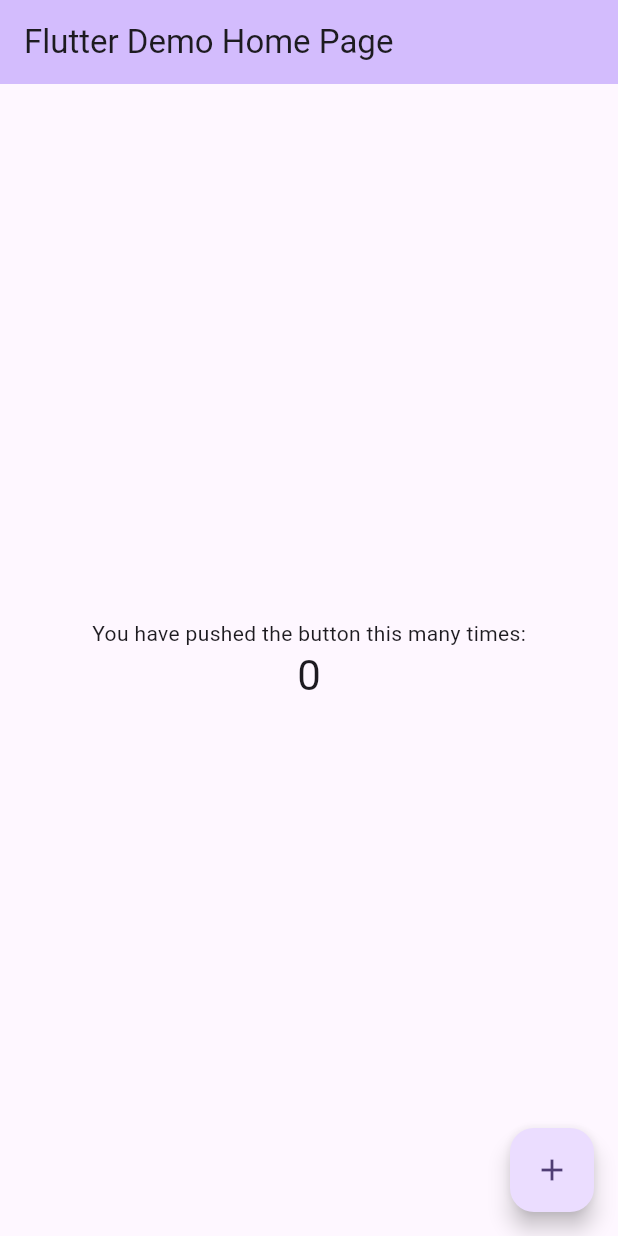
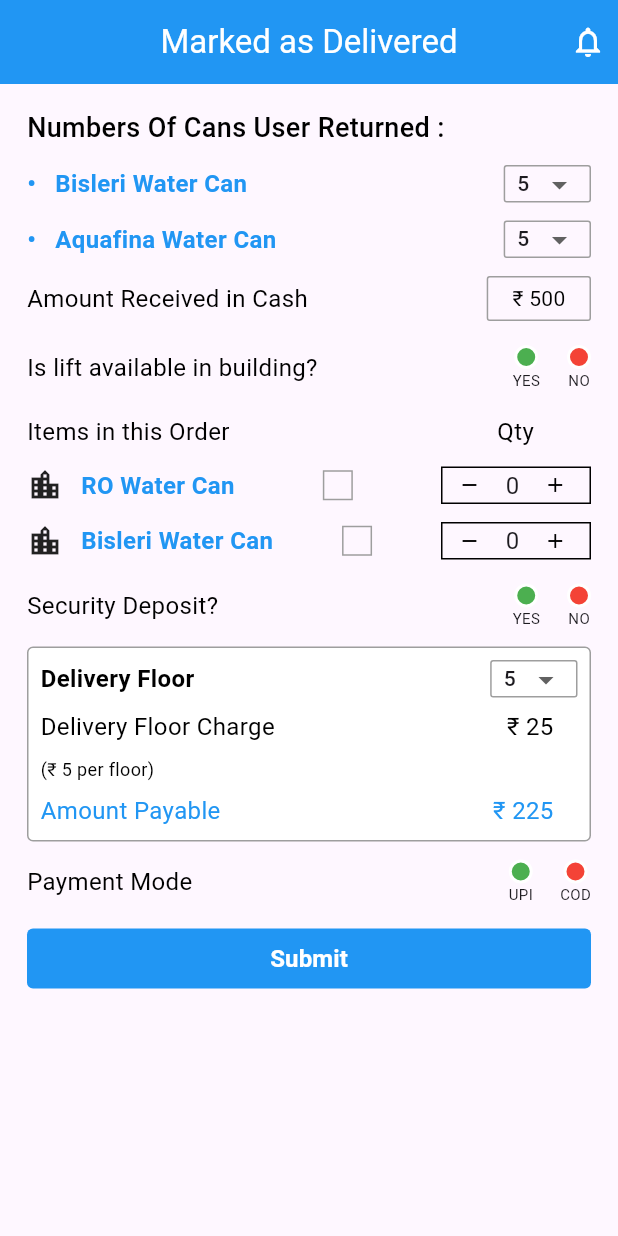
Before and after one commit to anupam92402/Beta-Testers-Task, a Flutter app: the screen it shows after launch, on a phone screen of 412 x 824 dp. Run offline on Flutter 3.47's test engine with Material 2 defaults, Android fonts, the phone set to English and light mode, and no system bars.

Commit message:
completed major ui

```diff
--- a/lib/main.dart
+++ b/lib/main.dart
@@ -1,3 +1,4 @@
+import 'package:beta_testers_task/views/delivery_page.dart';
 import 'package:flutter/material.dart';
 
 void main() {
@@ -12,114 +13,12 @@
   Widget build(BuildContext context) {
     return MaterialApp(
       title: 'Flutter Demo',
+      debugShowCheckedModeBanner: false,
       theme: ThemeData(
-        // This is the theme of your application.
-        //
-        // TRY THIS: Try running your application with "flutter run". You'll see
-        // the application has a blue toolbar. Then, without quitting the app,
-        // try changing the seedColor in the colorScheme below to Colors.green
-        // and then invoke "hot reload" (save your changes or press the "hot
-        // reload" button in a Flutter-supported IDE, or press "r" if you used
-        // the command line to start the app).
-        //
-        // Notice that the counter didn't reset back to zero; the application
-        // state is not lost during the reload. To reset the state, use hot
-        // restart instead.
-        //
-        // This works for code too, not just values: Most code changes can be
-        // tested with just a hot reload.
         colorScheme: ColorScheme.fromSeed(seedColor: Colors.deepPurple),
         useMaterial3: true,
       ),
-      home: const MyHomePage(title: 'Flutter Demo Home Page'),
+      home: DeliveryPage()
     );
   }
 }
-
-class MyHomePage extends StatefulWidget {
-  const MyHomePage({super.key, required this.title});
-
-  // This widget is the home page of your application. It is stateful, meaning
-  // that it has a State object (defined below) that contains fields that affect
-  // how it looks.
-
-  // This class is the configuration for the state. It holds the values (in this
-  // case the title) provided by the parent (in this case the App widget) and
-  // used by the build method of the State. Fields in a Widget subclass are
-  // always marked "final".
-
-  final String title;
-
-  @override
-  State<MyHomePage> createState() => _MyHomePageState();
-}
-
-class _MyHomePageState extends State<MyHomePage> {
-  int _counter = 0;
-
-  void _incrementCounter() {
-    setState(() {
-      // This call to setState tells the Flutter framework that something has
-      // changed in this State, which causes it to rerun the build method below
-      // so that the display can reflect the updated values. If we changed
-      // _counter without calling setState(), then the build method would not be
-      // called again, and so nothing would appear to happen.
-      _counter++;
-    });
-  }
-
-  @override
-  Widget build(BuildContext context) {
-    // This method is rerun every time setState is called, for instance as done
-    // by the _incrementCounter method above.
-    //
-    // The Flutter framework has been optimized to make rerunning build methods
-    // fast, so that you can just rebuild anything that needs updating rather
-    // than having to individually change instances of widgets.
-    return Scaffold(
-      appBar: AppBar(
-        // TRY THIS: Try changing the color here to a specific color (to
-        // Colors.amber, perhaps?) and trigger a hot reload to see the AppBar
-        // change color while the other colors stay the same.
-        backgroundColor: Theme.of(context).colorScheme.inversePrimary,
-        // Here we take the value from the MyHomePage object that was created by
-        // the App.build method, and use it to set our appbar title.
-        title: Text(widget.title),
-      ),
-      body: Center(
-        // Center is a layout widget. It takes a single child and positions it
-        // in the middle of the parent.
-        child: Column(
-          // Column is also a layout widget. It takes a list of children and
-          // arranges them vertically. By default, it sizes itself to fit its
-          // children horizontally, and tries to be as tall as its parent.
-          //
-          // Column has various properties to control how it sizes itself and
-          // how it positions its children. Here we use mainAxisAlignment to
-          // center the children vertically; the main axis here is the vertical
-          // axis because Columns are vertical (the cross axis would be
-          // horizontal).
-          //
-          // TRY THIS: Invoke "debug painting" (choose the "Toggle Debug Paint"
-          // action in the IDE, or press "p" in the console), to see the
-          // wireframe for each widget.
-          mainAxisAlignment: MainAxisAlignment.center,
-          children: <Widget>[
-            const Text(
-              'You have pushed the button this many times:',
-            ),
-            Text(
-              '$_counter',
-              style: Theme.of(context).textTheme.headlineMedium,
-            ),
-          ],
-        ),
-      ),
-      floatingActionButton: FloatingActionButton(
-        onPressed: _incrementCounter,
-        tooltip: 'Increment',
-        child: const Icon(Icons.add),
-      ), // This trailing comma makes auto-formatting nicer for build methods.
-    );
-  }
-}
--- /dev/null
+++ b/lib/utils/constant.dart
@@ -0,0 +1,6 @@
+class Constant {
+  static int dropDownValue = 5;
+
+  // List of items in our dropdown menu
+  static List<int> items = [1, 2, 3, 4, 5, 6, 7, 8, 9, 10];
+}
--- /dev/null
+++ b/lib/views/delivery_page.dart
@@ -0,0 +1,451 @@
+import 'package:beta_testers_task/utils/constant.dart';
+import 'package:flutter/material.dart';
+
+class DeliveryPage extends StatefulWidget {
+  const DeliveryPage({super.key});
+
+  @override
+  State<DeliveryPage> createState() => _DeliveryPageState();
+}
+
+class _DeliveryPageState extends State<DeliveryPage> {
+  @override
+  Widget build(BuildContext context) {
+    List<bool> isSelected = [false, false];
+    return Scaffold(
+      appBar: AppBar(
+        title: Text(
+          'Marked as Delivered',
+          style: TextStyle(color: Colors.white, fontWeight: FontWeight.w400),
+        ),
+        centerTitle: true,
+        actions: [
+          Padding(
+            padding: const EdgeInsets.all(8.0),
+            child: Icon(
+              Icons.notifications_none_outlined,
+              color: Colors.white,
+            ),
+          )
+        ],
+        backgroundColor: Colors.blue,
+      ),
+      body: ListView(
+        padding: EdgeInsets.symmetric(horizontal: 18, vertical: 16),
+        children: [
+          Text(
+            'Numbers Of Cans User Returned :',
+            style: TextStyle(
+                color: Colors.black, fontSize: 18, fontWeight: FontWeight.w500),
+          ),
+          SizedBox(
+            height: 12,
+          ),
+          waterCanQuantity(
+              text: '\u2022   Bisleri Water Can', color: Colors.blue),
+          SizedBox(
+            height: 12,
+          ),
+          waterCanQuantity(
+              text: '\u2022   Aquafina Water Can', color: Colors.blue),
+          SizedBox(
+            height: 12,
+          ),
+          Row(
+            mainAxisAlignment: MainAxisAlignment.spaceBetween,
+            children: [
+              Text(
+                'Amount Received in Cash',
+                style: TextStyle(
+                    color: Colors.black,
+                    fontSize: 16,
+                    fontWeight: FontWeight.w400),
+              ),
+              Container(
+                padding: EdgeInsets.symmetric(horizontal: 16, vertical: 4),
+                decoration: BoxDecoration(
+                  border: Border.all(
+                    color: Colors.grey,
+                    width: 1.0,
+                  ),
+                  borderRadius: BorderRadius.circular(2),
+                ),
+                child: Text(
+                  '\u{20B9} 500',
+                  style: TextStyle(
+                    fontSize: 14,
+                    color: Colors.black,
+                  ),
+                ),
+              )
+            ],
+          ),
+          SizedBox(
+            height: 16,
+          ),
+          Row(
+            mainAxisAlignment: MainAxisAlignment.spaceBetween,
+            children: [
+              Text(
+                'Is lift available in building?',
+                style: TextStyle(
+                    color: Colors.black,
+                    fontSize: 16,
+                    fontWeight: FontWeight.w400),
+              ),
+              Row(
+                children: [
+                  CircleButton('YES', Colors.green),
+                  SizedBox(
+                    width: 18,
+                  ),
+                  CircleButton('NO', Colors.red),
+                ],
+              )
+            ],
+          ),
+          SizedBox(
+            height: 16,
+          ),
+          Row(
+            mainAxisAlignment: MainAxisAlignment.spaceBetween,
+            children: [
+              Text(
+                'Items in this Order',
+                style: TextStyle(
+                    color: Colors.black,
+                    fontSize: 16,
+                    fontWeight: FontWeight.w400),
+              ),
+              Padding(
+                padding: EdgeInsets.fromLTRB(0, 0, 38, 0),
+                child: Text(
+                  'Qty',
+                  style: TextStyle(
+                      color: Colors.black,
+                      fontSize: 16,
+                      fontWeight: FontWeight.w400),
+                ),
+              ),
+            ],
+          ),
+          SizedBox(
+            height: 12,
+          ),
+          quantityRow(brand: 'RO'),
+          SizedBox(
+            height: 12,
+          ),
+          quantityRow(brand: 'Bisleri'),
+          SizedBox(
+            height: 16,
+          ),
+          Row(
+            mainAxisAlignment: MainAxisAlignment.spaceBetween,
+            children: [
+              Text(
+                'Security Deposit?',
+                style: TextStyle(
+                    color: Colors.black,
+                    fontSize: 16,
+                    fontWeight: FontWeight.w400),
+              ),
+              Row(
+                children: [
+                  CircleButton('YES', Colors.green),
+                  SizedBox(
+                    width: 18,
+                  ),
+                  CircleButton('NO', Colors.red),
+                ],
+              )
+            ],
+          ),
+          SizedBox(
+            height: 12,
+          ),
+          Container(
+            padding: const EdgeInsets.all(8.0),
+            decoration: BoxDecoration(
+                color: Colors.white,
+                borderRadius: BorderRadius.circular(4),
+                border: Border.all(color: Colors.grey, width: 1)),
+            child: Column(
+              crossAxisAlignment: CrossAxisAlignment.start,
+              children: [
+                waterCanQuantity(text: 'Delivery Floor', color: Colors.black),
+                SizedBox(
+                  height: 8,
+                ),
+                Row(
+                  mainAxisAlignment: MainAxisAlignment.spaceBetween,
+                  children: [
+                    Text(
+                      'Delivery Floor Charge',
+                      style: TextStyle(
+                          color: Colors.black,
+                          fontSize: 16,
+                          fontWeight: FontWeight.w400),
+                    ),
+                    Padding(
+                      padding: EdgeInsets.fromLTRB(0, 0, 16, 0),
+                      child: Text(
+                        '\u{20B9} 25',
+                        style: TextStyle(
+                            color: Colors.black,
+                            fontSize: 16,
+                            fontWeight: FontWeight.w400),
+                      ),
+                    ),
+                  ],
+                ),
+                SizedBox(
+                  height: 8,
+                ),
+                Text(
+                  '(\u{20B9} 5 per floor)',
+                  style: TextStyle(
+                      color: Colors.black,
+                      fontSize: 12,
+                      fontWeight: FontWeight.w400),
+                ),
+                SizedBox(
+                  height: 8,
+                ),
+                Row(
+                  mainAxisAlignment: MainAxisAlignment.spaceBetween,
+                  children: [
+                    Text(
+                      'Amount Payable',
+                      style: TextStyle(
+                          color: Colors.blue,
+                          fontSize: 16,
+                          fontWeight: FontWeight.w400),
+                    ),
+                    Padding(
+                      padding: EdgeInsets.fromLTRB(0, 0, 16, 0),
+                      child: Text(
+                        '\u{20B9} 225',
+                        style: TextStyle(
+                            color: Colors.blue,
+                            fontSize: 16,
+                            fontWeight: FontWeight.w400),
+                      ),
+                    ),
+                  ],
+                ),
+              ],
+            ),
+          ),
+          SizedBox(
+            height: 12,
+          ),
+          Row(
+            mainAxisAlignment: MainAxisAlignment.spaceBetween,
+            children: [
+              Text(
+                'Payment Mode',
+                style: TextStyle(
+                    color: Colors.black,
+                    fontSize: 16,
+                    fontWeight: FontWeight.w400),
+              ),
+              Row(
+                children: [
+                  CircleButton('UPI', Colors.green),
+                  SizedBox(
+                    width: 18,
+                  ),
+                  CircleButton('COD', Colors.red),
+                ],
+              )
+            ],
+          ),
+          SizedBox(
+            height: 12,
+          ),
+          TextButton(
+            onPressed: null,
+            style: TextButton.styleFrom(
+              backgroundColor: Colors.blue,
+              shape: RoundedRectangleBorder(
+                borderRadius: BorderRadius.circular(4.0), // Border radius of 12
+              ),
+            ),
+            child: Text(
+              'Submit',
+              style: TextStyle(
+                  fontSize: 16,
+                  color: Colors.white,
+                  fontWeight: FontWeight.bold),
+            ),
+          )
+        ],
+      ),
+    );
+  }
+
+  Row waterCanQuantity({required String text, required Color color}) {
+    return Row(
+      mainAxisAlignment: MainAxisAlignment.spaceBetween,
+      children: [
+        Text(
+          text,
+          style: TextStyle(
+              fontSize: 16, color: color, fontWeight: FontWeight.bold),
+        ),
+        Container(
+          height: 25,
+          decoration: BoxDecoration(
+            border: Border.all(
+              color: Colors.grey,
+              width: 1.0,
+            ),
+            borderRadius: BorderRadius.circular(2),
+          ),
+          child: DropdownButtonHideUnderline(
+            child: DropdownButton<int>(
+              padding: EdgeInsets.symmetric(horizontal: 8, vertical: 0),
+              value: Constant.dropDownValue,
+              icon: const Icon(Icons.arrow_drop_down),
+              items: Constant.items.map((int items) {
+                return DropdownMenuItem(
+                  value: items,
+                  child: Text(
+                    items.toString(),
+                    style: TextStyle(
+                      fontSize: 14,
+                    ),
+                  ),
+                );
+              }).toList(),
+              onChanged: (value) {
+                setState(() {
+                  Constant.dropDownValue = value ?? 0;
+                });
+              },
+            ),
+          ),
+        ),
+      ],
+    );
+  }
+}
+
+class CircleButton extends StatelessWidget {
+  final String text;
+  final Color color;
+
+  CircleButton(this.text, this.color);
+
+  @override
+  Widget build(BuildContext context) {
+    return Column(
+      crossAxisAlignment: CrossAxisAlignment.center,
+      children: [
+        Container(
+          padding: EdgeInsets.all(6),
+          decoration: BoxDecoration(
+              shape: BoxShape.circle,
+              color: color,
+              border: Border.all(color: Colors.white, width: 2)),
+        ),
+        Text(
+          text,
+          style: TextStyle(fontSize: 10),
+        )
+      ],
+    );
+  }
+}
+
+Row quantityRow({required String brand}) {
+  return Row(
+    mainAxisAlignment: MainAxisAlignment.spaceBetween,
+    children: [
+      Row(
+        children: [
+          Icon(Icons.location_city),
+          SizedBox(
+            width: 12,
+          ),
+          Text(
+            '$brand Water Can',
+            style: TextStyle(
+                fontSize: 16, color: Colors.blue, fontWeight: FontWeight.bold),
+          ),
+        ],
+      ),
+      Container(
+        height: 20,
+        width: 20,
+        decoration: BoxDecoration(
+          border: Border.all(color: Colors.grey, width: 1),
+        ),
+      ),
+      QuantitySelector()
+    ],
+  );
+}
+
+class QuantitySelector extends StatefulWidget {
+  @override
+  _QuantitySelectorState createState() => _QuantitySelectorState();
+}
+
+class _QuantitySelectorState extends State<QuantitySelector> {
+  int _quantity = 0;
+
+  void _incrementQuantity() {
+    setState(() {
+      _quantity++;
+    });
+  }
+
+  void _decrementQuantity() {
+    if (_quantity > 0) {
+      setState(() {
+        _quantity--;
+      });
+    }
+  }
+
+  @override
+  Widget build(BuildContext context) {
+    return Container(
+      width: 100,
+      padding: EdgeInsets.symmetric(horizontal: 10),
+      decoration: BoxDecoration(border: Border.all(color: Colors.black)),
+      child: Row(
+        children: [
+          GestureDetector(
+            onTap: _decrementQuantity,
+            child: Container(
+              child: Icon(
+                Icons.remove,
+                color: Colors.black,
+                size: 16,
+              ),
+            ),
+          ),
+          SizedBox(width: 16),
+          Text(
+            '$_quantity',
+            style: TextStyle(fontSize: 16),
+          ),
+          SizedBox(width: 16),
+          GestureDetector(
+            onTap: _incrementQuantity,
+            child: Container(
+              child: Icon(
+                Icons.add,
+                color: Colors.black,
+                size: 16,
+              ),
+            ),
+          ),
+        ],
+      ),
+    );
+  }
+}
```
